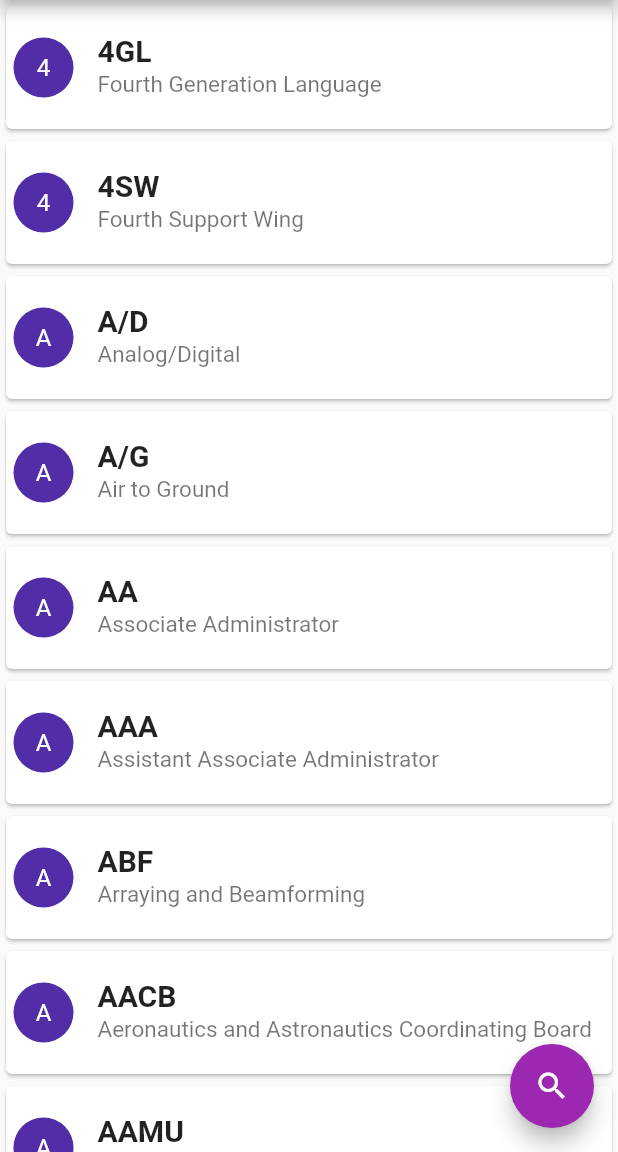
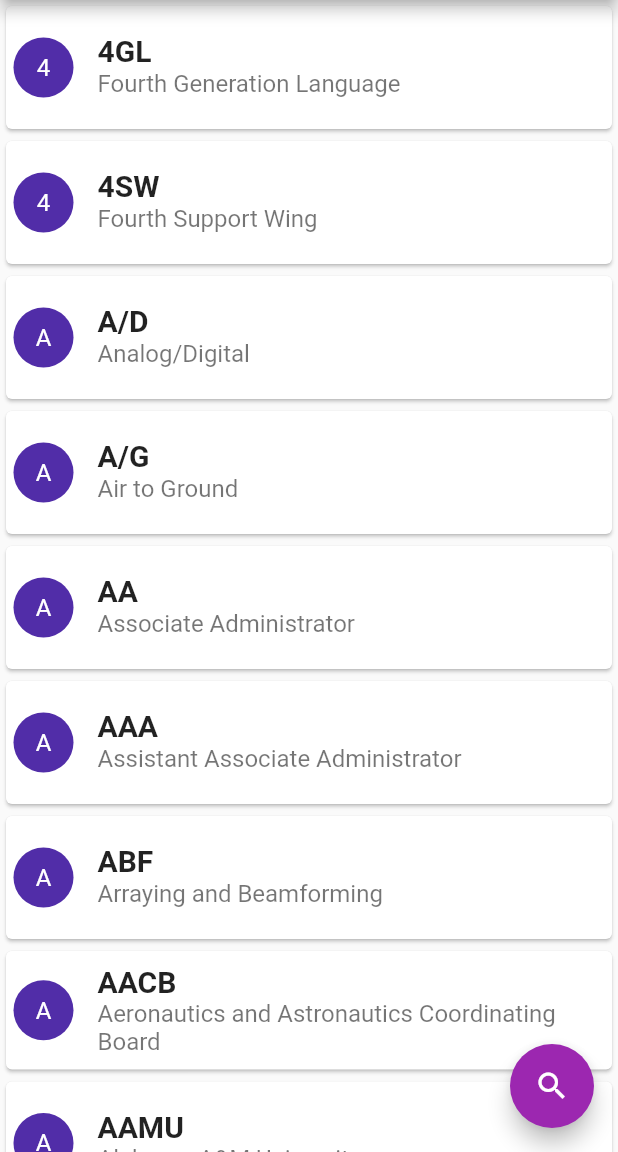
Before and after one commit to biswa1751/nasa-earth-dictionary, a Flutter app: the screen it shows after launch, in the side drawer, after a tap on the "search" icon, on a phone screen of 412 x 824 dp, the part 84-1236 px from its top. Run offline on Flutter 3.47's test engine with Material 2 defaults, Android fonts, the phone set to English and light mode, and no system bars; missing offline and left inert: material_search.

Commit message:
Some Small Changes

```diff
--- a/lib/Data/data.dart
+++ b/lib/Data/data.dart
@@ -1,4 +1,4 @@
- Map<String, String> map = <String, String>{
+ Map<String, String> wordData = <String, String>{
 "4GL":"Fourth Generation Language",
 "4SW":"Fourth Support Wing",
 "A/D":"Analog/Digital",
--- a/lib/UI/drawer.dart
+++ b/lib/UI/drawer.dart
@@ -8,11 +8,13 @@ class MyDrawer extends StatelessWidget {
         children: <Widget>[
           Container(child: Image.asset("asset/happy.gif")),
           ListTile(
-              title: Text("About"),
-              onTap: () => Navigator.of(context).push(MaterialPageRoute(
+            leading: Icon(Icons.info),
+            title: Text("About Us"),
+            onTap: () => Navigator.of(context).push(
+                  MaterialPageRoute(
                     builder: (context) => Scaffold(
                           appBar: AppBar(
-                          title: Text("About"),
+                            title: Text("About Us"),
                           ),
                           body: Center(
                             child: Container(
@@ -36,11 +38,15 @@ class MyDrawer extends StatelessWidget {
                               ),
                             ),
                           ),
-                      ))),
+                        ),
+                  ),
+                ),
           ),
           ListTile(
+            leading: Icon(Icons.language),
             title: Text("Sources"),
-              onTap: () => Navigator.of(context).push(MaterialPageRoute(
+            onTap: () => Navigator.of(context).push(
+                  MaterialPageRoute(
                     builder: (context) => Scaffold(
                           appBar: AppBar(
                             title: Text("Sources"),
@@ -53,7 +59,7 @@ class MyDrawer extends StatelessWidget {
                                 children: <Widget>[
                                   Center(
                                     child: Text(
-                                    "https://www.nasa.gov/directorates/heo/scan/definitions/acronyms/index.html",
+                                      "1.https://www.nasa.gov/directorates/heo/scan/definitions/acronyms/index.html\n2.https://images-api.nasa.gov",
                                       style: TextStyle(fontSize: 20.0),
                                     ),
                                   )
@@ -61,7 +67,9 @@ class MyDrawer extends StatelessWidget {
                               ),
                             ),
                           ),
-                      ))),
+                        ),
+                  ),
+                ),
           ),
           Divider(
             height: 10.0,
--- a/lib/UI/home_page.dart
+++ b/lib/UI/home_page.dart
@@ -12,11 +12,11 @@ class MyHomePage extends StatefulWidget {
 class _MyHomePageState extends State<MyHomePage> {
   //to view meaning when user submit in search
 
-  static List<String> _list;
+  static List<String> _keysList;
   @override
   void initState() {
     super.initState();
-    _list = map.keys.toList();
+    _keysList = wordData.keys.toList();
   }
 
   @override
@@ -27,24 +27,24 @@ class _MyHomePageState extends State<MyHomePage> {
         centerTitle: true,
       ),
       body: ListView.builder(
-        itemCount: _list.length,
-        itemBuilder: (context, int i) {
+        itemCount: _keysList.length,
+        itemBuilder: (context,  i) {
           return Card(
             child: ListTile(
               leading: CircleAvatar(
-                child: Text(_list[i][0]),
+                child: Text(_keysList[i][0]),
               ),
               title: Text(
-                "${_list[i]}",
+                "${_keysList[i]}",
                 style: TextStyle(fontWeight: FontWeight.bold, fontSize: 20.0),
               ),
               subtitle: Text(
-                map[_list[i]],
-                style: TextStyle(fontSize: 15.0),
+                wordData[_keysList[i]],
+                style: TextStyle(fontSize: 16.0),
               ),
               contentPadding: EdgeInsets.all(5.0),
               onTap: () =>
-                  Navigator.of(context).push(view(_list[i], _list, map)),
+                  Navigator.of(context).push(findMeaning(_keysList[i], _keysList, wordData,context)),
             ),
           );
         },
@@ -55,7 +55,7 @@ class _MyHomePageState extends State<MyHomePage> {
         child: Icon(Icons.search),
         onPressed: () {
           Navigator.of(context).push(
-            buildMaterialSearchPage(context, _list),
+            buildMaterialSearchPage(context, _keysList),
           );
         },
       ),
--- a/lib/UI/search.dart
+++ b/lib/UI/search.dart
@@ -7,7 +7,7 @@ buildMaterialSearchPage(BuildContext context, List list) {
   void submit(String text) {
     text = text.toUpperCase();
     Navigator.of(context).push(
-      view(text, list, map),
+      findMeaning(text, list, wordData,context),
     );
   }
 
@@ -24,6 +24,7 @@ buildMaterialSearchPage(BuildContext context, List list) {
               .map((v) => new MaterialSearchResult<String>(
                     value: v,
                     text: "$v",
+                    icon: Icons.search,
                   ))
               .toList(),
           filter: (dynamic value, String criteria) {
```
Also changed, not shown: lib/UI/meaning.dart (+9 -6 lines). Lines whose indentation alone changed are shown as unchanged.
